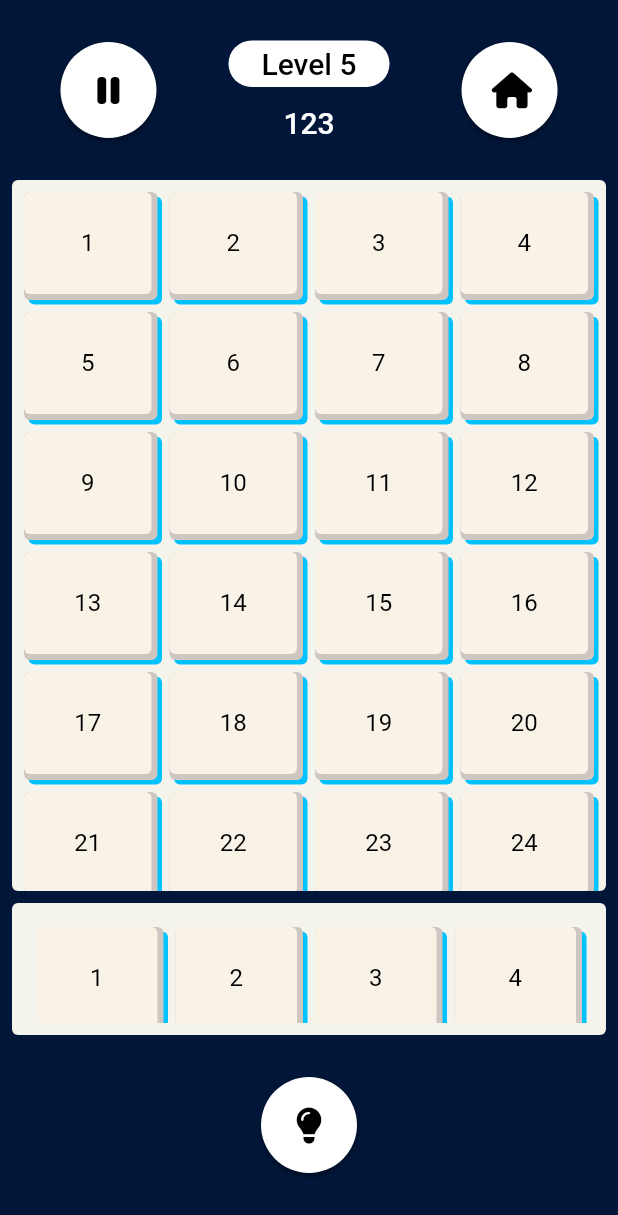
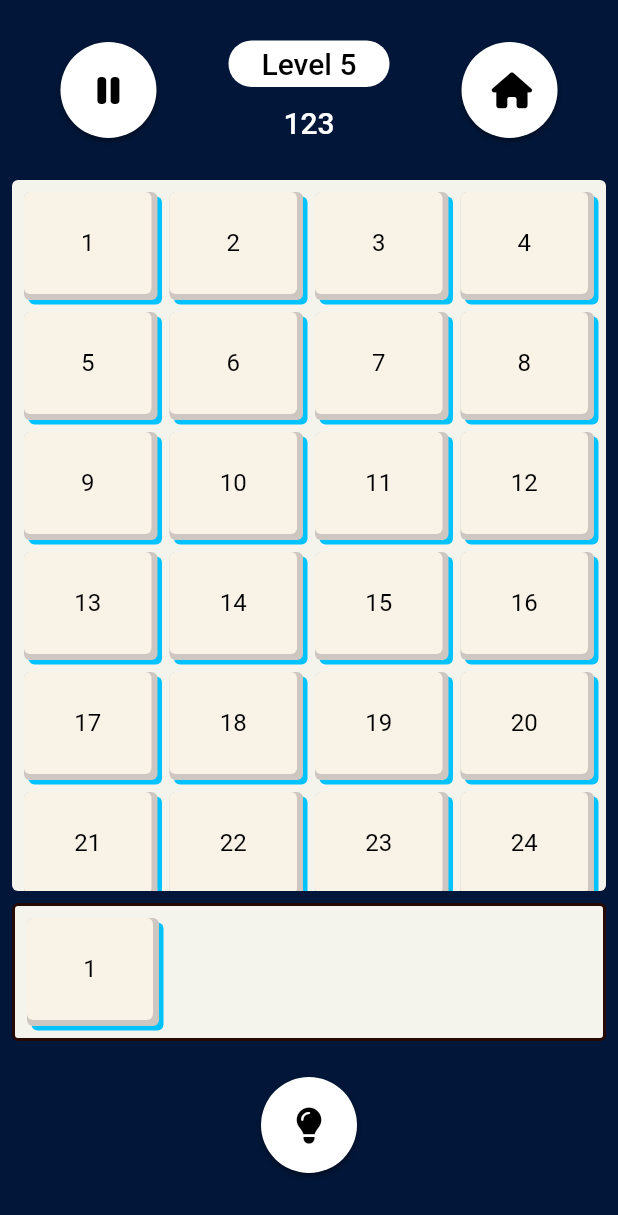
Before and after one commit to bruno9800/math_game, a Flutter app: the GamePage screen opened directly, after a tap on an icon or button, on a phone screen of 412 x 824 dp. Shown: the top 1215 px of the screen. Run offline on Flutter 3.47's test engine with Material 2 defaults, Android fonts, the phone set to English and light mode, and no system bars; our stand-ins replace cloud_firestore, firebase_auth, firebase_core, font_awesome_flutter, google_sign_in; missing offline and left inert: dart:ffi; accounts and stored records are empty.

Commit message:
Game prototype execution

```diff
--- a/lib/common/custom_piece.dart
+++ b/lib/common/custom_piece.dart
@@ -31,7 +31,6 @@ class CustomPiece extends StatelessWidget {
         child: Container(
           decoration: BoxDecoration(
               borderRadius: BorderRadius.circular(4.0), color: CustomTheme.PIECE),
-              width: 82,
               margin: const EdgeInsets.only(right: 4, bottom: 4),
           child: Center(
             child: Text( expression,
--- a/lib/pages/states/game_state.dart
+++ b/lib/pages/states/game_state.dart
@@ -50,7 +50,14 @@ class GameState extends State<GameComponent> {
                       return CustomPiece(
                         expression: item.toString(),
                         onPressed: () {
-                          print('clicou');
+                          setState(() {
+                            if(GameOverList.length > 3) {
+                              print('game over');
+                              GameOverList.clear();
+                            }else {
+                              GameOverList.add(item);
+                            }
+                          });
                         },
                       );
                     }
@@ -58,26 +65,30 @@ class GameState extends State<GameComponent> {
             ),
           ),
         Container(
-          height: 88,
+          height: 92,
           margin: const EdgeInsets.only(right: 8, left: 8),
-          padding: EdgeInsets.all(8),
+          padding: const EdgeInsets.all(8),
           decoration: BoxDecoration(
               color: CustomTheme.BOX_BACK,
               borderRadius: BorderRadius.circular(4),
+              border: Border.all(
+                width: 2,
+                color: const Color(0xff250902),
+                style: BorderStyle.solid,
+              )
           ),
           child: GridView.builder(
-              padding: const EdgeInsets.all(8),
               gridDelegate: const SliverGridDelegateWithFixedCrossAxisCount(
                   crossAxisCount: 4,
                   crossAxisSpacing: 8,
                   mainAxisSpacing: 8,
                   mainAxisExtent: 72
               ),
-              itemCount: list.length,
+              itemCount: GameOverList.length,
               itemBuilder: (context, index) {
-                final item = list[index];
+                final GameOverItem = GameOverList[index];
                 return CustomPiece(
-                  expression: item.toString(),
+                  expression: GameOverItem.toString(),
                   onPressed: () {
                     print('clicou');
                   },
@@ -85,7 +96,7 @@ class GameState extends State<GameComponent> {
               }
           ),
         ),
-        SizedBox(height: 28,),
+        const SizedBox(height: 24,),
         CustomIconButton(
           icon: FontAwesomeIcons.solidLightbulb,
           onPressed: () {
```
